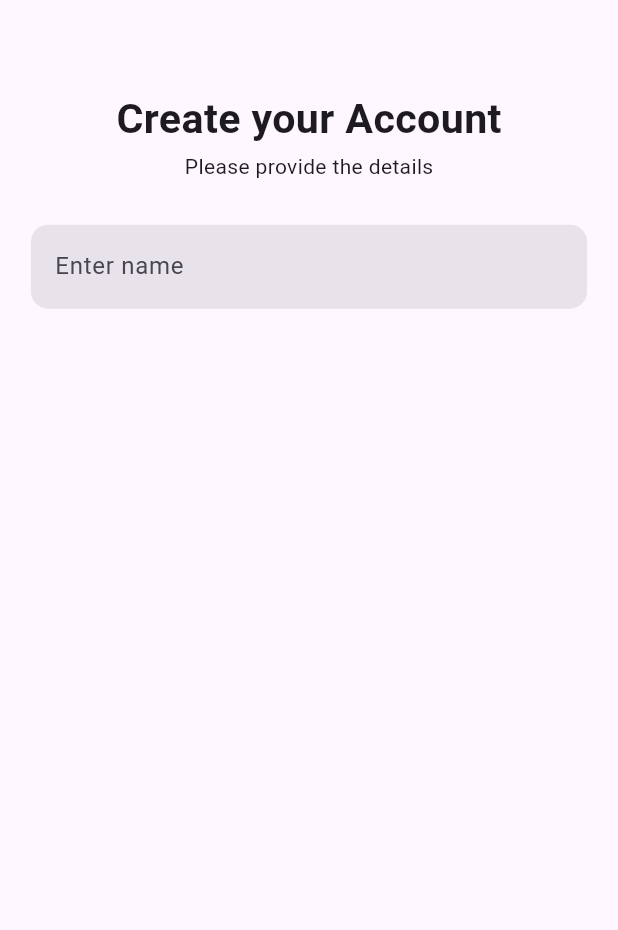
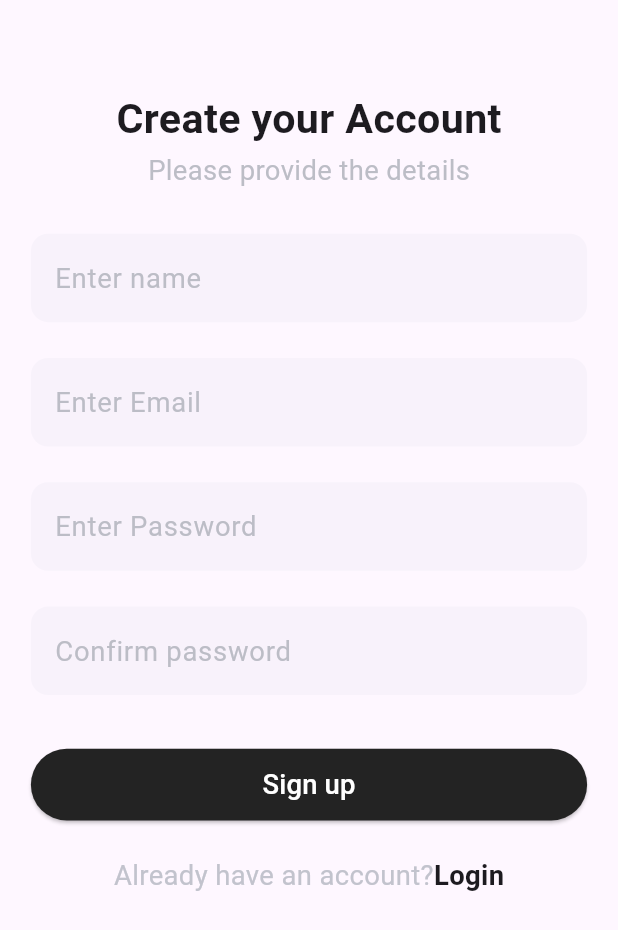
Before and after one commit to nyarko-i/ChatApp_Flutter, a Flutter app: the screen it shows after launch, on a phone screen of 412 x 824 dp. Shown: the top 930 px of the screen. Run offline on Flutter 3.47's test engine with Material 3 defaults, Android fonts, the phone set to English and light mode, and no system bars; our stand-ins replace firebase_auth, firebase_core, flutter_screenutil; accounts and stored records are empty.

Commit message:
login and sign up screens done

```diff
--- a/lib/core/constants/colors.dart
+++ b/lib/core/constants/colors.dart
@@ -1,4 +1,5 @@
 import 'package:flutter/material.dart';
 
 const primary = Color(0xFF232323);
-const grey = Color(0xFF909198);
+const grey = Color.fromARGB(255, 223, 224, 236);
+const white = Colors.white;
--- /dev/null
+++ b/lib/core/services/auth_service.dart
@@ -0,0 +1,42 @@
+import 'dart:developer';
+import 'package:firebase_auth/firebase_auth.dart';
+
+class AuthService {
+  final _auth = FirebaseAuth.instance;
+
+  Future<User?> signup(String email, String password) async {
+    try {
+      final authCredential = await _auth.createUserWithEmailAndPassword(
+        email: email,
+        password: password,
+      );
+
+      log("User created successfully");
+      return authCredential.user;
+    } on FirebaseAuthException catch (e) {
+      log("Firebase Signup Error [${e.code}]: ${e.message}");
+      return null;
+    } catch (e) {
+      log("Unexpected Signup Error: $e");
+      return null;
+    }
+  }
+
+  Future<User?> login(String email, String password) async {
+    try {
+      final authCredential = await _auth.signInWithEmailAndPassword(
+        email: email,
+        password: password,
+      );
+
+      log("User logged in successfully");
+      return authCredential.user;
+    } on FirebaseAuthException catch (e) {
+      log("Firebase Login Error [${e.code}]: ${e.message}");
+      return null;
+    } catch (e) {
+      log("Unexpected Login Error: $e");
+      return null;
+    }
+  }
+}
--- a/lib/ui/screens/auth/login/login_viewmodel.dart
+++ b/lib/ui/screens/auth/login/login_viewmodel.dart
@@ -1,3 +1,5 @@
 import 'package:chat_app/core/other/base_viewmodel.dart';
 
-class LoginViewmodel extends BaseViewmodel{}
+class LoginViewmodel extends BaseViewmodel {
+  signup() {}
+}
--- a/lib/ui/screens/auth/signup/signup_screen.dart
+++ b/lib/ui/screens/auth/signup/signup_screen.dart
@@ -1,3 +1,5 @@
+import 'package:chat_app/core/constants/strings.dart';
+import 'package:chat_app/ui/widgets/button_widget.dart';
 import 'package:flutter/material.dart';
 import 'package:flutter_screenutil/flutter_screenutil.dart';
 import 'package:chat_app/ui/widgets/textfield_widget.dart';
@@ -17,9 +19,44 @@ class SignupScreen extends StatelessWidget {
             40.verticalSpace,
             Text("Create your Account", style: h),
             2.verticalSpace,
-            Text("Please provide the details"),
+            Text(
+              "Please provide the details",
+              style: body.copyWith(
+                color: const Color.fromARGB(255, 188, 189, 198),
+              ),
+            ),
             24.verticalSpace,
-            const CustomTextfield(onChanged: ),
+            CustomTextfield(onChanged: (p0) {}, hintText: "Enter name"),
+            20.verticalSpace,
+            CustomTextfield(onChanged: (p0) {}, hintText: "Enter Email"),
+            20.verticalSpace,
+            CustomTextfield(onChanged: (p0) {}, hintText: "Enter Password"),
+            20.verticalSpace,
+            CustomTextfield(onChanged: (p0) {}, hintText: "Confirm password"),
+            30.verticalSpace,
+
+            CustomButton(text: "Sign up", onPressed: () {}),
+            20.verticalSpace,
+            Row(
+              mainAxisAlignment: MainAxisAlignment.center,
+              children: [
+                Text(
+                  "Already have an account?",
+                  style: body.copyWith(
+                    color: const Color.fromARGB(255, 194, 195, 205),
+                  ),
+                ),
+                InkWell(
+                  onTap: () {
+                    Navigator.pushNamed(context, login);
+                  },
+                  child: Text(
+                    "Login",
+                    style: body.copyWith(fontWeight: FontWeight.bold),
+                  ),
+                ),
+              ],
+            ),
           ],
         ),
       ),
--- /dev/null
+++ b/lib/ui/widgets/button_widget.dart
@@ -0,0 +1,34 @@
+import 'package:flutter/material.dart';
+import 'package:chat_app/core/constants/colors.dart';
+import 'package:flutter_screenutil/flutter_screenutil.dart';
+import 'package:chat_app/core/constants/styles.dart';
+
+class CustomButton extends StatelessWidget {
+  const CustomButton({
+    super.key,
+    this.onPressed,
+    required this.text,
+    this.loading = false,
+  });
+
+  final void Function()? onPressed;
+  final String text;
+  final bool loading;
+
+  @override
+  Widget build(BuildContext context) {
+    return SizedBox(
+      width: 1.sw,
+      height: 40.h,
+      child: ElevatedButton(
+        onPressed: onPressed,
+        style: ElevatedButton.styleFrom(backgroundColor: primary),
+        child: loading
+            ? const Center(
+                child: CircularProgressIndicator(color: Colors.white),
+              )
+            : Text(text, style: body.copyWith(color: white)),
+      ),
+    );
+  }
+}
--- a/lib/ui/widgets/textfield_widget.dart
+++ b/lib/ui/widgets/textfield_widget.dart
@@ -1,19 +1,31 @@
+import 'package:chat_app/core/constants/styles.dart';
 import 'package:flutter/material.dart';
 import 'package:chat_app/core/constants/colors.dart';
 import 'package:flutter_screenutil/flutter_screenutil.dart';
 
 class CustomTextfield extends StatelessWidget {
-  const CustomTextfield({super.key, this.onChanged});
+  const CustomTextfield({
+    super.key,
+    this.onChanged,
+    this.hintText,
+    this.focusNode,
+  });
 
   final void Function(String)? onChanged;
+  final String? hintText;
+  final FocusNode? focusNode;
 
   @override
   Widget build(BuildContext context) {
     return TextField(
       onChanged: onChanged,
+      focusNode: focusNode,
       decoration: InputDecoration(
         filled: true,
-        hintText: "Enter name",
+        hintText: hintText,
+        hintStyle: body.copyWith(
+          color: const Color.fromARGB(255, 188, 189, 198),
+        ),
         fillColor: grey.withValues(alpha: 0.2),
         border: OutlineInputBorder(
           borderRadius: BorderRadius.circular(10.r),
```
Also changed, not shown: lib/ui/screens/auth/login/login_screen.dart (+51 -1 lines).
